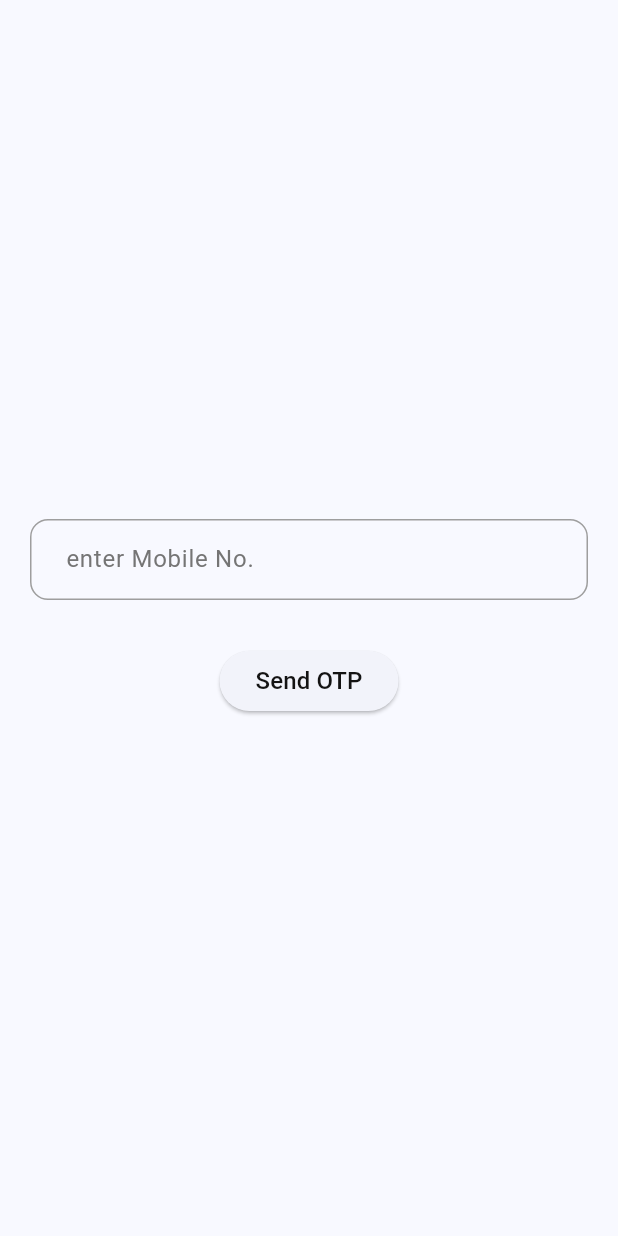
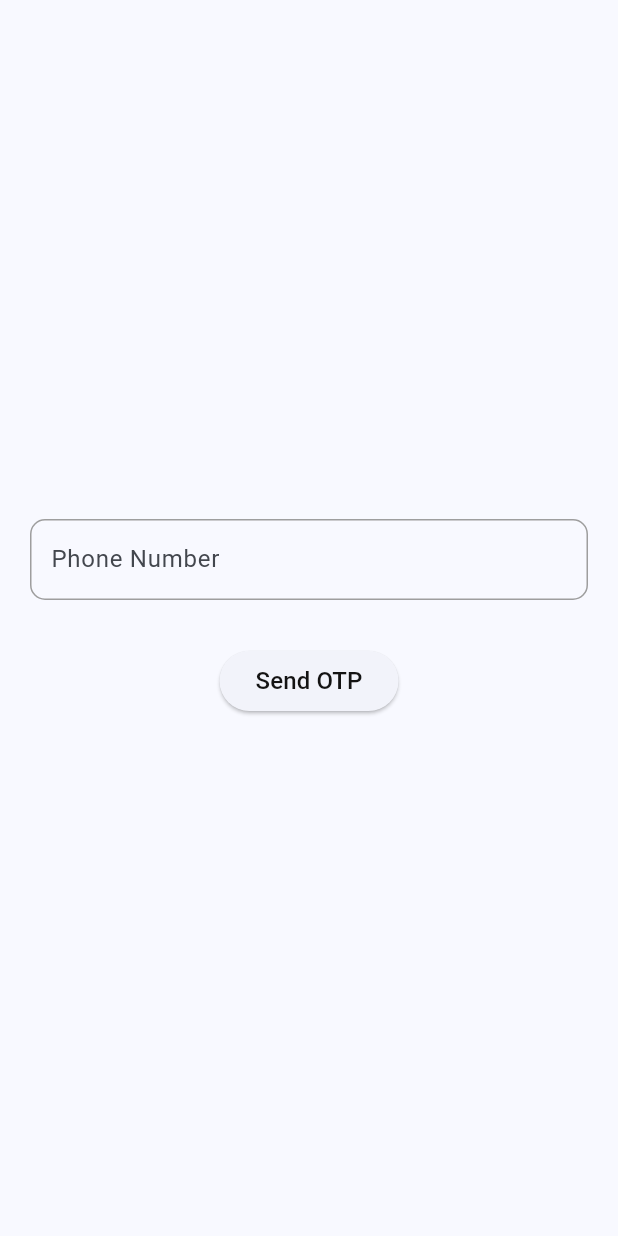
Before and after one commit to BRL-TRAINEES/Arjun_app, a Flutter app: the Phonenum screen opened directly, on a phone screen of 412 x 824 dp. Run offline on Flutter 3.47's test engine with Material 3 defaults, Android fonts, the phone set to English and light mode, and no system bars; our stand-ins replace firebase_auth, firebase_core, get, google_sign_in; missing offline and left inert: firebase_app_check; accounts and stored records are empty; network calls fail.

```diff
--- a/lib/main.dart
+++ b/lib/main.dart
@@ -1,4 +1,5 @@
 import 'package:arjun_app/screens/wrapper.dart';
+import 'package:firebase_app_check/firebase_app_check.dart';
 import 'package:firebase_core/firebase_core.dart';
 import 'package:flutter/material.dart';
 import 'package:get/get.dart';
@@ -13,6 +14,7 @@ Future main() async {
       projectId: 'fir-auth-83b00', // Your projectId
     ),
   );
+
   runApp(const MyApp());
 }
 
--- a/lib/screens/PhoneNum.dart
+++ b/lib/screens/PhoneNum.dart
@@ -1,5 +1,4 @@
 import 'package:arjun_app/screens/otpauth.dart';
-import 'package:arjun_app/widget/textinput.dart';
 import 'package:firebase_auth/firebase_auth.dart';
 import 'package:flutter/material.dart';
 import 'package:get/get.dart';
@@ -16,10 +15,10 @@ class _PhonenumState extends State<Phonenum> {
   sendotp() async {
     try {
       await FirebaseAuth.instance.verifyPhoneNumber(
-          phoneNumber: '+91${phoneController.text}',
+          phoneNumber: '+91' + phoneController.text,
           verificationCompleted: (PhoneAuthCredential credential) {},
           verificationFailed: (FirebaseAuthException e) {
-            Get.snackbar("Error", e.code);
+            Get.snackbar("Error Occured", e.code);
           },
           codeSent: (String vi, int? token) {
             Get.to(
@@ -43,9 +42,29 @@ class _PhonenumState extends State<Phonenum> {
         mainAxisAlignment: MainAxisAlignment.center,
         children: [
           Container(
-            margin: const EdgeInsets.symmetric(horizontal: 20),
-            child: TextInput(
-                controller: phoneController, hintText: 'enter Mobile No.'),
+            margin: EdgeInsets.symmetric(horizontal: 20.0),
+            child: TextField(
+              keyboardType: TextInputType.phone,
+              controller: phoneController,
+              decoration: InputDecoration(
+                labelText: 'Phone Number',
+                hintText: '7505XXXXXX',
+                border: OutlineInputBorder(
+                  borderRadius: BorderRadius.circular(10.0),
+                  borderSide: BorderSide(color: Colors.grey),
+                ),
+                focusedBorder: OutlineInputBorder(
+                  borderRadius: BorderRadius.circular(10.0),
+                  borderSide: BorderSide(color: Colors.blue, width: 2.0),
+                ),
+                enabledBorder: OutlineInputBorder(
+                  borderRadius: BorderRadius.circular(10.0),
+                  borderSide: BorderSide(color: Colors.grey, width: 1.0),
+                ),
+                contentPadding:
+                    EdgeInsets.symmetric(vertical: 15.0, horizontal: 10.0),
+              ),
+            ),
           ),
           SizedBox(
             height: 30,
--- a/lib/screens/forgot.dart
+++ b/lib/screens/forgot.dart
@@ -27,7 +27,7 @@ class _forgotState extends State<forgot> {
         mainAxisAlignment: MainAxisAlignment.center,
         children: [
           const Text(
-            "Sign Up",
+            "Forgot Password",
             style: TextStyle(
               fontSize: 30,
               color: Colors.black,
--- a/lib/screens/homescreen.dart
+++ b/lib/screens/homescreen.dart
@@ -14,7 +14,7 @@ class _HomescreenState extends State<Homescreen> {
           context: context,
           builder: (context) => AlertDialog(
             title: Text('Are you sure?'),
-            content: Text('Do you want to exit the App'),
+            content: Text('Do you want to really exit the App (༎ຶ︿༎ຶ)'),
             actions: <Widget>[
               TextButton(
                 onPressed: () => Navigator.of(context).pop(false),
--- a/lib/screens/otpauth.dart
+++ b/lib/screens/otpauth.dart
@@ -6,13 +6,13 @@ import 'package:get/get.dart';
 
 class Otpauth extends StatefulWidget {
   final String verificationId;
-  Otpauth({super.key, required this.verificationId});
+  const Otpauth({super.key, required this.verificationId});
 
   @override
-  State<Otpauth> createState() => _PhonenumState();
+  State<Otpauth> createState() => _OtpauthState();
 }
 
-class _PhonenumState extends State<Otpauth> {
+class _OtpauthState extends State<Otpauth> {
   final TextEditingController OTPController = TextEditingController();
 
   signIn() async {
--- a/pubspec.yaml
+++ b/pubspec.yaml
@@ -31,11 +31,11 @@ dependencies:
   cupertino_icons: ^1.0.8
   cloud_firestore: ^5.4.4
   firebase_auth: ^5.3.1
+  firebase_app_check: ^0.3.1+3
   google_sign_in: ^6.2.1
   get: ^4.6.6
   firebase_storage: 12.3.2
   firebase_core: ^3.6.0
-  pinput: ^5.0.0
   flutter:
     sdk: flutter
 
```
Also changed, not shown: pubspec.lock, 2 other files.
